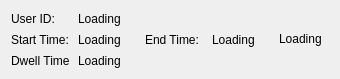
This is ui/CustomerItem.ui in darkgalink/Shopping-Analytics as Qt 5 draws it before an edit. The edited form follows.
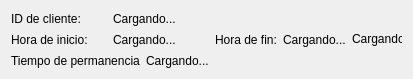
This is the edited form.

Commit message:
feat: Translate UI to Spanish with help tooltips
- Rewrite the three .ui forms (MainWindow, DeviceWindow, CustomerItem) in
  Spanish and add a tooltip to every interactive control.
- Translate runtime strings in windows/main.py, windows/device.py and
  windows/customer.py, including status bar, dialogs and video overlay.
- Map model gender values to Spanish labels for display only; CSV headers
  and stored values remain unchanged.

Patch:
```diff
--- a/ui/CustomerItem.ui
+++ b/ui/CustomerItem.ui
@@ -21,14 +21,14 @@
        <item>
         <widget class="QLabel" name="dwell_label">
          <property name="text">
-          <string>Dwell Time</string>
+          <string>Tiempo de permanencia</string>
          </property>
         </widget>
        </item>
        <item>
         <widget class="QLabel" name="lblDwell">
          <property name="text">
-          <string>Loading</string>
+          <string>Cargando...</string>
          </property>
         </widget>
        </item>
@@ -39,14 +39,14 @@
        <item>
         <widget class="QLabel" name="id_label">
          <property name="text">
-          <string>User ID:</string>
+          <string>ID de cliente:</string>
          </property>
         </widget>
        </item>
        <item>
         <widget class="QLabel" name="lblID">
          <property name="text">
-          <string>Loading</string>
+          <string>Cargando...</string>
          </property>
         </widget>
        </item>
@@ -57,14 +57,14 @@
        <item>
         <widget class="QLabel" name="start_label">
          <property name="text">
-          <string>Start Time:</string>
+          <string>Hora de inicio:</string>
          </property>
         </widget>
        </item>
        <item>
         <widget class="QLabel" name="lblStart">
          <property name="text">
-          <string>Loading</string>
+          <string>Cargando...</string>
          </property>
         </widget>
        </item>
@@ -75,14 +75,14 @@
        <item>
         <widget class="QLabel" name="end_label">
          <property name="text">
-          <string>End Time:</string>
+          <string>Hora de fin:</string>
          </property>
         </widget>
        </item>
        <item>
         <widget class="QLabel" name="lblEnd">
          <property name="text">
-          <string>Loading</string>
+          <string>Cargando...</string>
          </property>
         </widget>
        </item>
@@ -132,7 +132,7 @@
       </size>
      </property>
      <property name="text">
-      <string>Loading</string>
+      <string>Cargando...</string>
      </property>
      <property name="scaledContents">
       <bool>true</bool>
```
Left out of the diff: 23 changed lines with no effect on the pictures. The commit also changes 5 other files.
